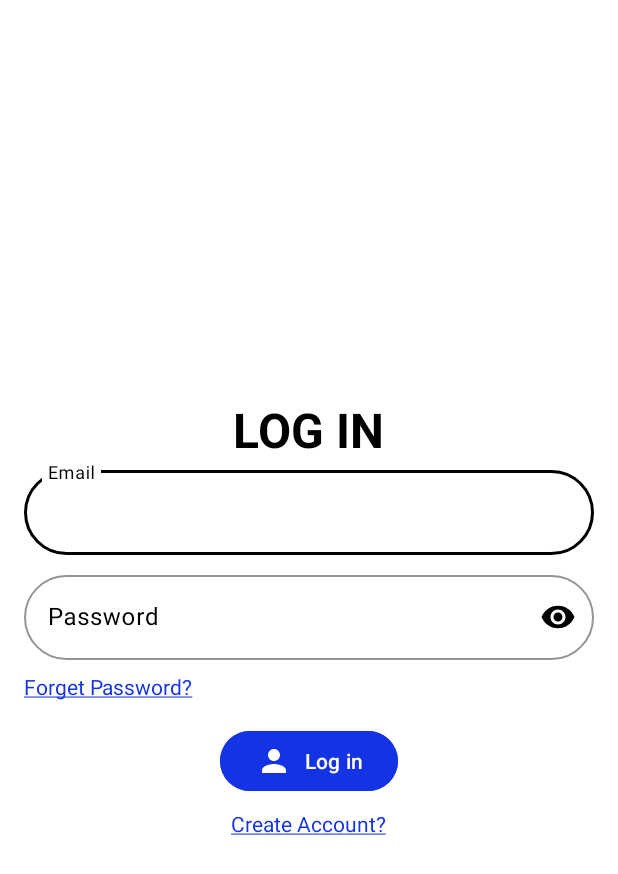
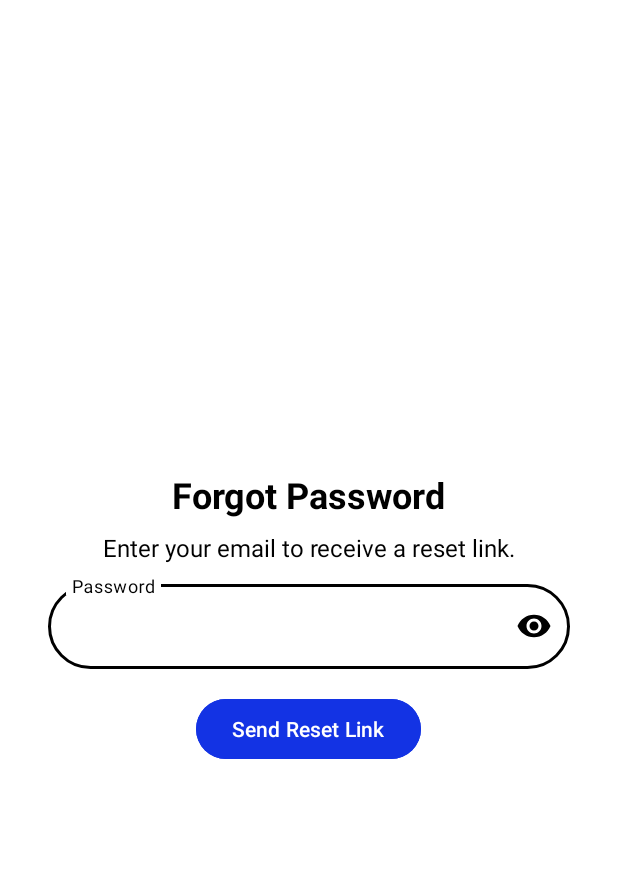
Before and after one commit to Dinabdullah/What-Now, an Android app: the LoginActivity screen opened directly, with no data from a screen before it, after a tap on "Forget Password?", on a phone screen of 412 x 824 dp. Shown: the top 874 px of the screen. Run offline under Robolectric (Android 15) with nearby library versions, the phone set to English and light mode, and no system bars; our stand-ins replace Firebase (no records; nobody signed in at launch, a user with empty details on screens opened directly).

Commit message:
Add ForgetPassActivity

```diff
--- /dev/null
+++ b/app/src/main/java/com/example/whatnow/ForgetPassActivity.kt
@@ -0,0 +1,51 @@
+package com.example.whatnow
+
+import android.os.Bundle
+import android.widget.Toast
+import androidx.appcompat.app.AppCompatActivity
+import androidx.core.view.isVisible
+import com.example.whatnow.databinding.ActivityForgetPassBinding
+import com.google.firebase.auth.FirebaseAuth
+
+class ForgetPassActivity : AppCompatActivity() {
+    private lateinit var auth: FirebaseAuth
+    private lateinit var binding: ActivityForgetPassBinding
+
+    override fun onCreate(savedInstanceState: Bundle?) {
+        super.onCreate(savedInstanceState)
+
+        binding = ActivityForgetPassBinding.inflate(layoutInflater)
+        setContentView(binding.root)
+
+        auth = FirebaseAuth.getInstance()
+
+        binding.resetBtn.setOnClickListener {
+            val email = binding.emailEt.text?.toString()?.trim()
+
+            if (email.isNullOrEmpty()) {
+                Toast.makeText(this, "Please enter your email", Toast.LENGTH_SHORT).show()
+                return@setOnClickListener
+            }
+
+            binding.progressBar.isVisible = true
+
+            auth.sendPasswordResetEmail(email)
+                .addOnCompleteListener { task ->
+                    binding.progressBar.isVisible = false
+                    if (task.isSuccessful) {
+                        Toast.makeText(
+                            this,
+                            "Check your email for reset instructions",
+                            Toast.LENGTH_LONG
+                        ).show()
+                    } else {
+                        Toast.makeText(
+                            this,
+                            task.exception?.localizedMessage ?: "Error occurred",
+                            Toast.LENGTH_SHORT
+                        ).show()
+                    }
+                }
+        }
+    }
+}
--- /dev/null
+++ b/app/src/main/res/layout/activity_forget_pass.xml
@@ -0,0 +1,80 @@
+<?xml version="1.0" encoding="utf-8"?>
+<ScrollView xmlns:android="http://schemas.android.com/apk/res/android"
+    xmlns:app="http://schemas.android.com/apk/res-auto"
+    xmlns:tools="http://schemas.android.com/tools"
+    android:layout_width="match_parent"
+    android:layout_height="match_parent"
+    android:background="@color/white"
+    android:fillViewport="true"
+    android:fitsSystemWindows="true"
+    tools:context=".SignupActivity">
+<LinearLayout
+    android:layout_width="match_parent"
+    android:layout_height="wrap_content"
+    android:gravity="center"
+    android:orientation="vertical"
+    android:padding="16dp"
+    tools:context=".ForgetPassActivity">
+
+
+        <TextView
+            android:layout_width="wrap_content"
+            android:layout_height="wrap_content"
+            android:text="Forgot Password"
+            android:textColor="@color/black"
+            android:textSize="24sp"
+            android:textStyle="bold" />
+
+        <TextView
+            android:layout_width="wrap_content"
+            android:layout_height="wrap_content"
+            android:layout_gravity="center"
+            android:layout_marginTop="8dp"
+            android:text="Enter your email to receive a reset link."
+            android:textColor="@color/black"
+            android:textSize="16sp" />
+
+        <com.google.android.material.textfield.TextInputLayout
+            android:layout_width="match_parent"
+            android:layout_height="wrap_content"
+            android:layout_marginHorizontal="16dp"
+            android:layout_marginTop="8dp"
+            android:hint="Password"
+            android:textColorHint="@color/black"
+            app:boxCornerRadiusBottomEnd="32dp"
+            app:boxCornerRadiusBottomStart="32dp"
+            app:boxCornerRadiusTopEnd="32dp"
+            app:boxCornerRadiusTopStart="32dp"
+            app:boxStrokeColor="@color/black"
+            app:endIconMode="password_toggle"
+            app:endIconTint="@color/black"
+            app:hintTextColor="@color/black">
+
+            <com.google.android.material.textfield.TextInputEditText
+                android:id="@+id/emailEt"
+                android:layout_width="match_parent"
+                android:layout_height="wrap_content"
+                android:inputType="textPassword"
+                android:textColor="@color/black" />
+        </com.google.android.material.textfield.TextInputLayout>
+
+        <com.google.android.material.button.MaterialButton
+            android:id="@+id/reset_btn"
+            android:layout_width="wrap_content"
+            android:layout_height="wrap_content"
+            android:layout_gravity="center"
+            android:layout_marginTop="16dp"
+            android:backgroundTint="#1333E4"
+            android:text="Send Reset Link"
+            android:textColor="@color/white"
+            app:iconSize="24dp"
+            app:iconTint="@color/white" />
+
+        <ProgressBar
+            android:id="@+id/progressBar"
+            android:layout_width="wrap_content"
+            android:layout_height="wrap_content"
+            android:layout_marginTop="16dp"
+            android:visibility="gone" />
+    </LinearLayout>
+</ScrollView>
```
Also changed, not shown: app/src/main/java/com/example/whatnow/LoginActivity.kt (+20 -26 lines).
